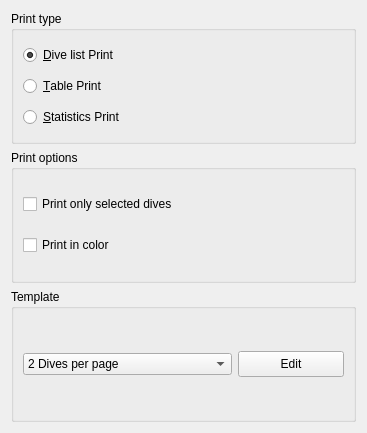
Before: the Qt Designer form qt-ui/printoptions.ui in subsurface/subsurface, drawn with Qt 5.
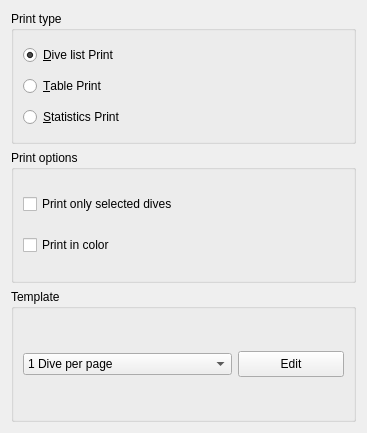
After: the same form once the commit is applied.

Commit message:
Printing: add a "one dive per page" option
Add another printing option to the print dialog.

Patch:
```diff
--- a/qt-ui/printoptions.ui
+++ b/qt-ui/printoptions.ui
@@ -130,6 +130,11 @@
      <layout class="QHBoxLayout" name="horizontalLayout">
       <item>
        <widget class="QComboBox" name="printTemplate">
+        <item>
+         <property name="text">
+          <string>1 Dive per page</string>
+         </property>
+        </item>
         <item>
          <property name="text">
           <string>2 Dives per page</string>
```
The commit also changes 3 other files.
